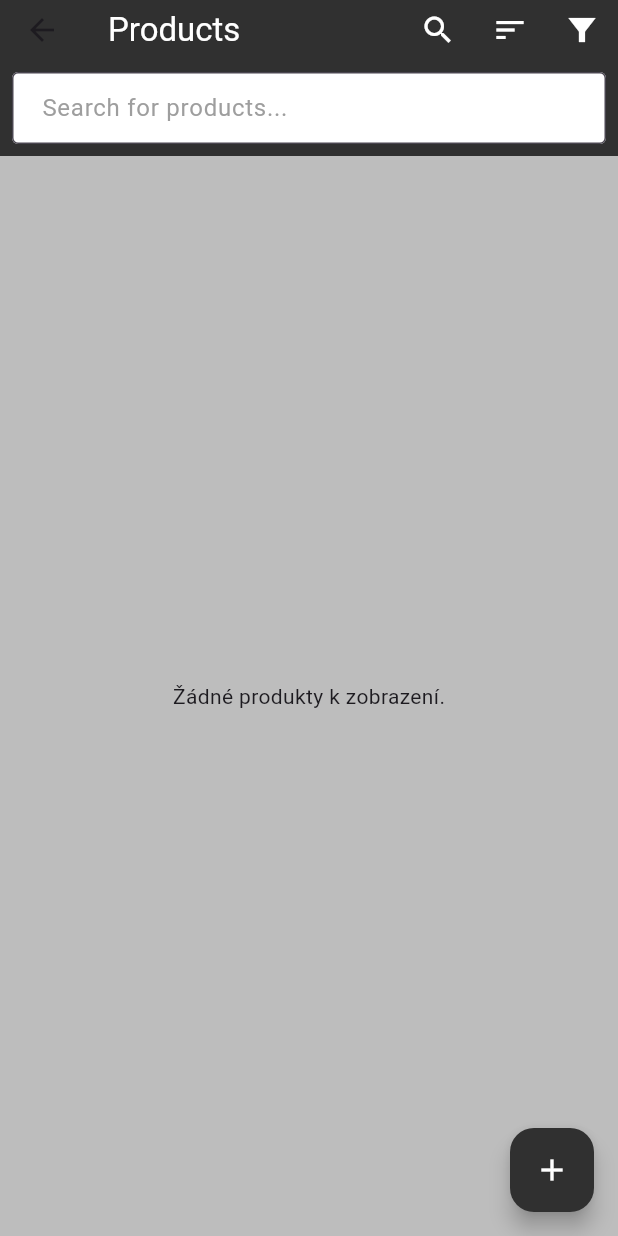
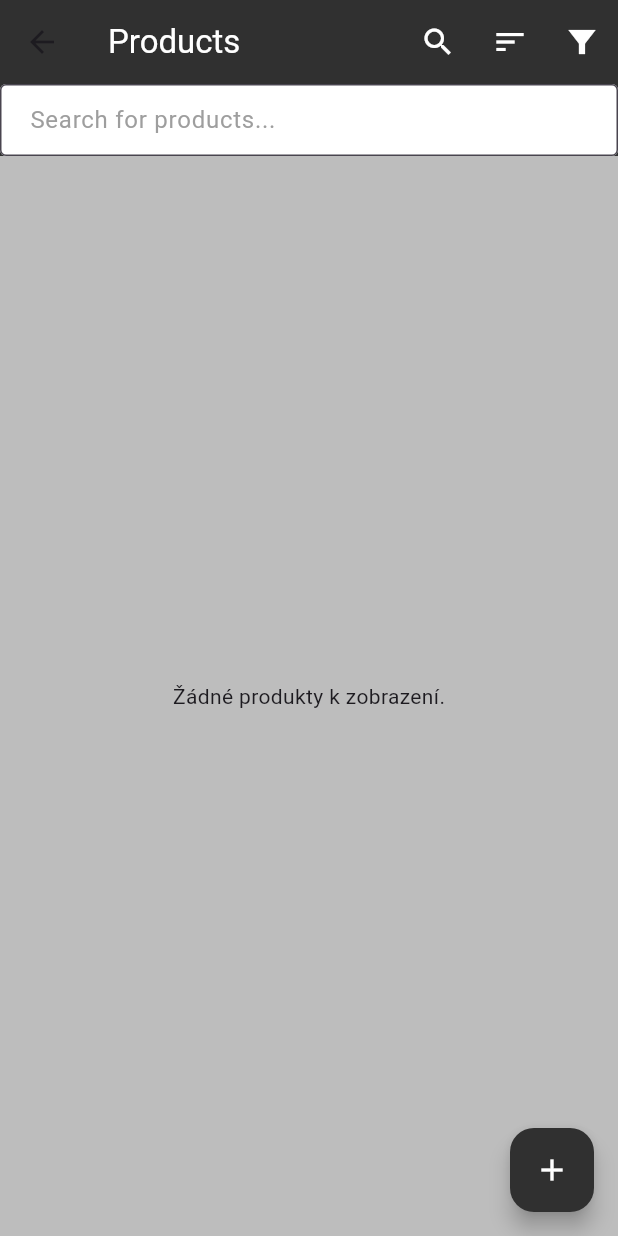
Before and after one commit to Tomakas/elementarypos_office, a Flutter app: the ProductListScreen screen opened directly, after a tap on the "search" icon, on a phone screen of 412 x 824 dp. Run offline on Flutter 3.47's test engine with Material 3 defaults, Android fonts, the phone set to English and light mode, and no system bars; our stand-ins replace fl_chart, shared_preferences; accounts and stored records are empty; network calls fail.

Commit message:
Opraveno pousouvání AppBar při aktivaci vyhledávacího pole.

```diff
--- a/lib/screens/customers_screen.dart
+++ b/lib/screens/customers_screen.dart
@@ -86,7 +86,7 @@ class _CustomersScreenState extends State<CustomersScreen> {
             ? PreferredSize(
           preferredSize: const Size.fromHeight(48.0),
           child: Padding(
-            padding: const EdgeInsets.all(8.0),
+            padding: const EdgeInsets.all(0.0),
             child: TextField(
               decoration: InputDecoration(
                 hintText: localizations.translate('searchForCustomer'), // Placeholder text
--- a/lib/screens/product_list_screen.dart
+++ b/lib/screens/product_list_screen.dart
@@ -364,7 +364,7 @@ class _ProductListScreenState extends State<ProductListScreen> {
             ? PreferredSize(
           preferredSize: const Size.fromHeight(48.0),
           child: Padding(
-            padding: const EdgeInsets.all(8.0),
+            padding: const EdgeInsets.all(0.0),
             child: TextField(
               decoration: InputDecoration(
                 hintText: localizations.translate('searchForProduct'),
```
